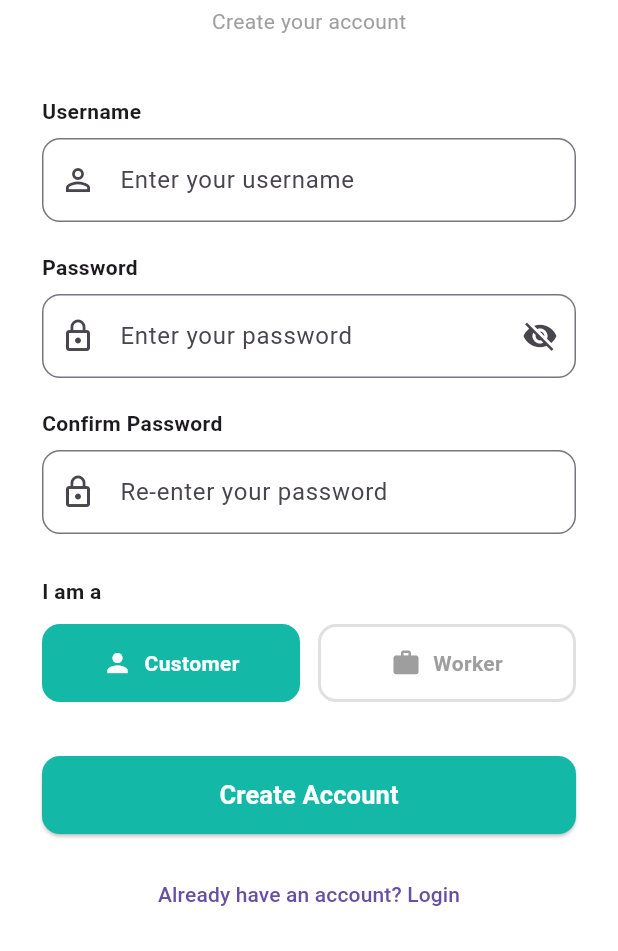
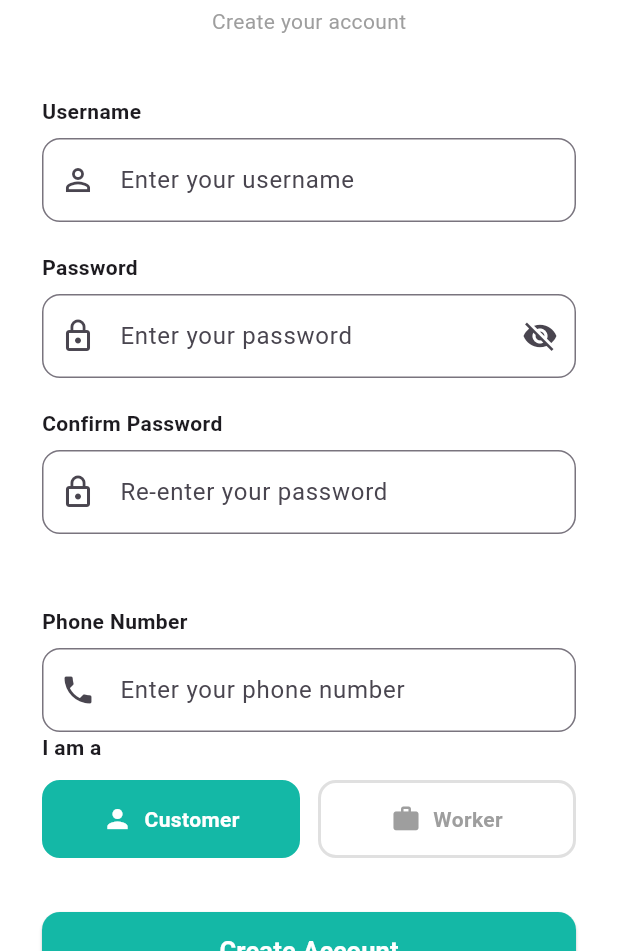
Before and after one commit to FixITweb/FixIT, a Flutter app: the RegisterScreen screen opened by its route, on a phone screen of 412 x 824 dp, the part 285-1236 px from its top. Run offline on Flutter 3.47's test engine with Material 3 defaults, Android fonts, the phone set to English and light mode, and no system bars; our stand-ins replace dio, flutter_bloc, geolocator, shared_preferences; missing offline and left inert: dart:html; accounts and stored records are empty.

Commit message:
add: phone number textfield

```diff
--- a/frontend/lib/features/auth/data/datasources/auth_api.dart
+++ b/frontend/lib/features/auth/data/datasources/auth_api.dart
@@ -38,8 +38,12 @@ class AuthApi {
   }
 
   // REGISTER
-  Future<Map<String, dynamic>> register(
-      String username, String password, String role) async {
+Future<Map<String, dynamic>> register(
+  String username,
+  String password,
+  String role,
+  String phone,
+) async {
     try {
       final res = await client.post(
         Endpoints.register,
@@ -47,6 +51,7 @@ class AuthApi {
           "username": username,
           "password": password,
           "role": role,
+          "phone": phone,
         },
         requireAuth: false,
       );
--- a/frontend/lib/features/auth/presentation/bloc/auth_bloc.dart
+++ b/frontend/lib/features/auth/presentation/bloc/auth_bloc.dart
@@ -11,7 +11,7 @@ class AuthBloc extends Bloc<AuthEvent, AuthState> {
       emit(AuthLoading());
       try {
         // Login to get JWT tokens
-        final authModel = await repo.login(event.email, event.password);
+        final authModel = await repo.login(event.username, event.password);
 
         // Fetch user profile to get the role
         final profile = await repo.getProfile();
@@ -27,7 +27,14 @@ class AuthBloc extends Bloc<AuthEvent, AuthState> {
       emit(AuthLoading());
       try {
         // Register and automatically login to get JWT tokens
-        final authModel = await repo.register(event.name, event.password, event.role);
+        // final authModel = await repo.register(event.name, event.password, event.role);
+
+        final authModel = await repo.register(
+              event.username,
+              event.password,
+              event.role,
+              event.phone,
+            );
 
         // User is now registered AND logged in with JWT tokens
         // Role is already known from registration
--- a/frontend/lib/features/auth/presentation/bloc/auth_event.dart
+++ b/frontend/lib/features/auth/presentation/bloc/auth_event.dart
@@ -1,19 +1,35 @@
 abstract class AuthEvent {}
 
+// class LoginEvent extends AuthEvent {
+//   final String email;
+//   final String password;
+
+//   LoginEvent(this.email, this.password);
+// }
+
 class LoginEvent extends AuthEvent {
-  final String email;
+  final String username;
   final String password;
 
-  LoginEvent(this.email, this.password);
+  LoginEvent(this.username, this.password);
 }
 
+// class RegisterEvent extends AuthEvent {
+//   final String name;
+//   final String email;
+//   final String password;
+//   final String role;
+
+//   RegisterEvent(this.name, this.email, this.password, this.role);
+// }
+
 class RegisterEvent extends AuthEvent {
-  final String name;
-  final String email;
+  final String username;
   final String password;
   final String role;
+  final String phone;
 
-  RegisterEvent(this.name, this.email, this.password, this.role);
+  RegisterEvent(this.username, this.password, this.role, this.phone);
 }
 
 class ForgotPasswordEvent extends AuthEvent {
--- a/frontend/lib/features/auth/presentation/pages/register_screen.dart
+++ b/frontend/lib/features/auth/presentation/pages/register_screen.dart
@@ -12,6 +12,9 @@ class RegisterScreen extends StatefulWidget {
 }
 
 class _RegisterScreenState extends State<RegisterScreen> {
+  //new
+  final _phoneController = TextEditingController();
+
   String role = 'customer';
   final _usernameController = TextEditingController();
   final _passwordController = TextEditingController();
@@ -23,6 +26,8 @@ class _RegisterScreenState extends State<RegisterScreen> {
     _usernameController.dispose();
     _passwordController.dispose();
     _confirmPasswordController.dispose();
+    //new
+    _phoneController.dispose();
     super.dispose();
   }
 
@@ -127,6 +132,22 @@ class _RegisterScreenState extends State<RegisterScreen> {
                   ),
                 ),
                 const SizedBox(height: 28),
+                const SizedBox(height: 20),
+
+const Text("Phone Number", style: TextStyle(fontWeight: FontWeight.w600)),
+const SizedBox(height: 8),
+
+TextField(
+  controller: _phoneController,
+  keyboardType: TextInputType.phone,
+  decoration: InputDecoration(
+    hintText: "Enter your phone number",
+    prefixIcon: const Icon(Icons.phone),
+    border: OutlineInputBorder(
+      borderRadius: BorderRadius.circular(12),
+    ),
+  ),
+),
 
                 // Role selector
                 const Text("I am a", style: TextStyle(fontWeight: FontWeight.w600)),
@@ -218,9 +239,12 @@ class _RegisterScreenState extends State<RegisterScreen> {
       );
       return;
     }
+final phone = _phoneController.text.trim();
+
 
     context.read<AuthBloc>().add(
-          RegisterEvent(username, username, password, role),
+          // RegisterEvent(username, username, password, role),
+          RegisterEvent(username, password, role, phone),
         );
   }
 }
--- a/frontend/lib/features/bookings/data/datasources/booking_api.dart
+++ b/frontend/lib/features/bookings/data/datasources/booking_api.dart
@@ -9,6 +9,11 @@ class BookingApi {
   // GET bookings — backend endpoint: GET /api/bookings/
   Future<List<dynamic>> fetchBookings() async {
     final res = await client.get(Endpoints.bookings);
+
+    //new
+    print("==== BOOKINGS API RESPONSE ====");
+    print(res.data);
+
     return res.data as List<dynamic>;
   }
 
--- a/frontend/lib/features/bookings/data/models/booking_model.dart
+++ b/frontend/lib/features/bookings/data/models/booking_model.dart
@@ -4,7 +4,9 @@ class BookingModel {
   final CustomerInfo? customer;
   final String status;
   final DateTime createdAt;
-  final String? phoneNumber; // new
+  //new
+  final String? customerPhone;
+  final String? workerPhone;
 
   BookingModel({
     required this.id,
@@ -12,7 +14,9 @@ class BookingModel {
     this.customer,
     required this.status,
     required this.createdAt,
-    this.phoneNumber, // new
+    //new
+    this.customerPhone,
+    this.workerPhone,
   });
 
   factory BookingModel.fromJson(Map<String, dynamic> json) {
@@ -31,7 +35,10 @@ class BookingModel {
 
       status: json['status'] ?? 'pending',
       createdAt: _parseDate(json['created_at']),
-      phoneNumber: json['phone_number'], // new
+
+      //new
+      customerPhone: json['customer_phone'],
+      workerPhone: json['worker_phone'],
     );
   }
 
@@ -52,7 +59,9 @@ class BookingModel {
       'status': status,
       'created_at': createdAt.toIso8601String(),
 
-      'phone_number': phoneNumber, // new
+      //new
+      'customer_phone': customerPhone,
+      'worker_phone': workerPhone,
     };
   }
 }
```
Also changed, not shown: frontend/lib/features/auth/data/repositories/auth_repository.dart (+10 -4 lines), frontend/lib/features/bookings/presentation/pages/bookings_screen.dart (+23 -5 lines).
